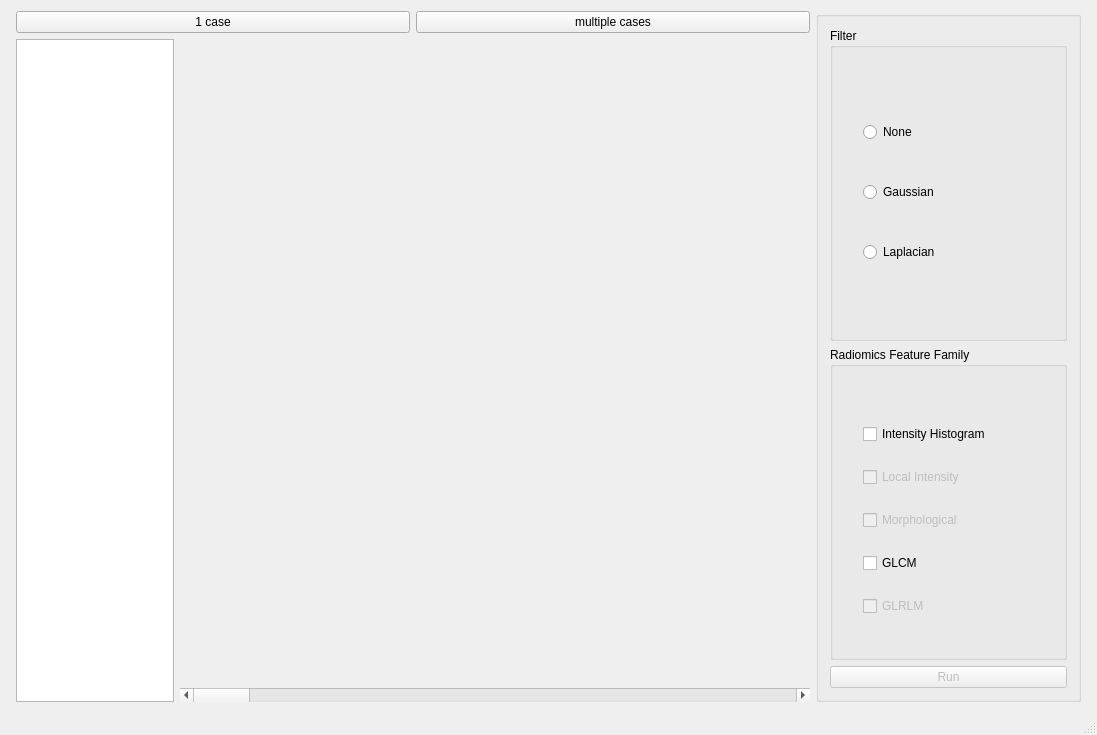
The window that platform/platform.ui (Jiwon-Hwang/Radiomics-Feature-Extraction) describes before a commit, drawn with Qt 5.
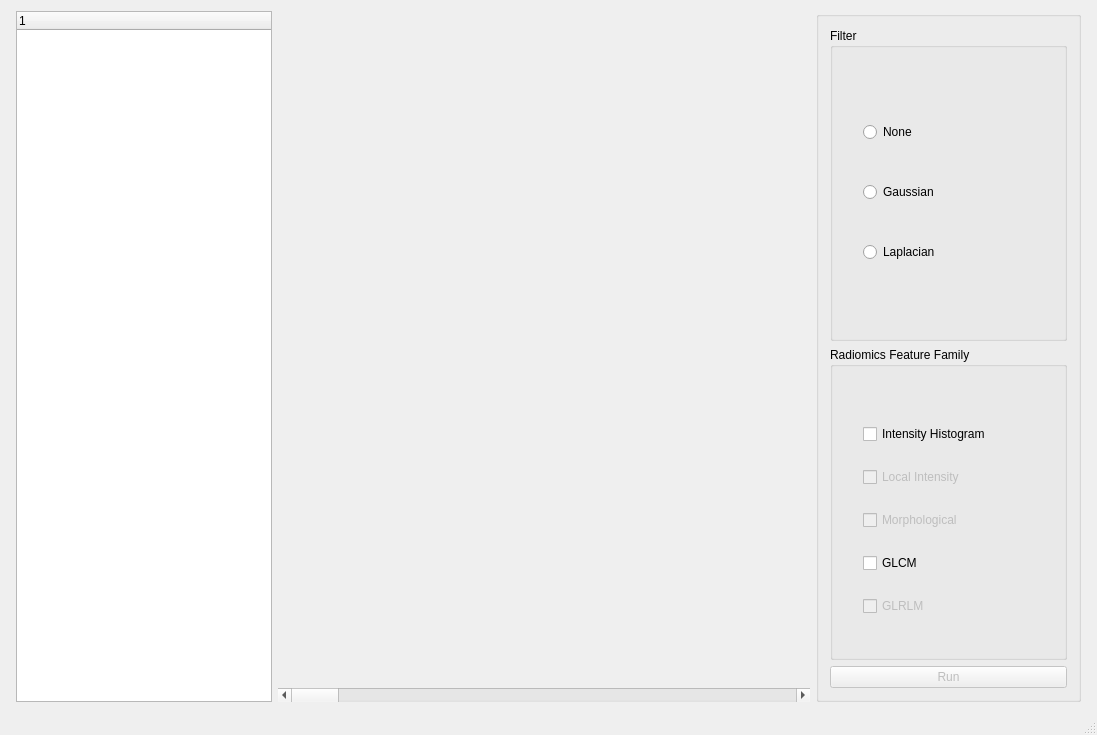
The same window after the commit. Icons and pictures are not drawn.

Commit message: addFileDirectoryItem_중복검사 전

```diff
--- a/platform/platform.ui
+++ b/platform/platform.ui
@@ -49,34 +49,31 @@
        <number>5</number>
       </property>
       <item>
-       <layout class="QVBoxLayout" name="verticalLayout_3" stretch="0,0">
+       <layout class="QVBoxLayout" name="verticalLayout_3" stretch="0">
         <item>
-         <layout class="QHBoxLayout" name="horizontalLayout">
+         <layout class="QHBoxLayout" name="horizontalLayout_9" stretch="0,4">
           <item>
-           <widget class="QPushButton" name="pushButton_1">
-            <property name="text">
-             <string>1 case</string>
+           <widget class="QTreeWidget" name="treeWidget_FileDirectory">
+            <property name="sizePolicy">
+             <sizepolicy hsizetype="Expanding" vsizetype="Expanding">
+              <horstretch>0</horstretch>
+              <verstretch>0</verstretch>
+             </sizepolicy>
             </property>
+            <column>
+             <property name="text">
+              <string notr="true">1</string>
+             </property>
+            </column>
            </widget>
-          </item>
-          <item>
-           <widget class="QPushButton" name="pushButton_2">
-            <property name="text">
-             <string>multiple cases</string>
-            </property>
-           </widget>
-          </item>
-         </layout>
-        </item>
-        <item>
-         <layout class="QHBoxLayout" name="horizontalLayout_9" stretch="1,4">
-          <item>
-           <widget class="QTreeView" name="treeView"/>
           </item>
           <item>
            <layout class="QVBoxLayout" name="verticalLayout_2">
             <item>
              <layout class="QGridLayout" name="gridLayout_4">
+              <property name="spacing">
+               <number>6</number>
+              </property>
               <item row="0" column="0">
                <spacer name="verticalSpacer">
                 <property name="orientation">
```
The commit also changes 5 other files.
